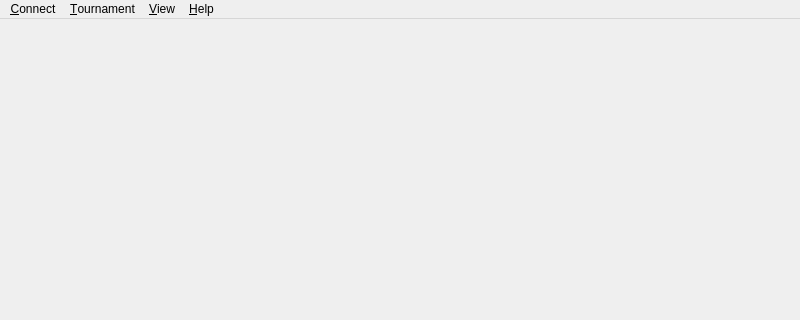
First picture: the form in TBQt/TBViewerMainWindow.ui, repository ryandrake08/td, before the edit; both pictures show x 0 to 800 and y 0 to 320 of the 800 by 600 pixel window.
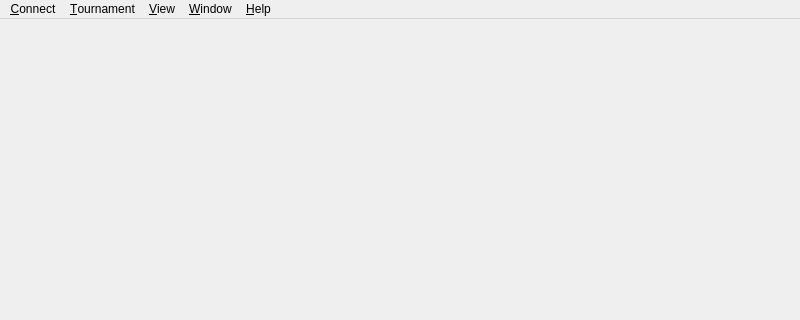
Second picture: the form after the edit. Icons and pictures are not drawn.

Commit message: Add Window and Help menus to both apps.

What changed in the file:
```diff
--- a/TBQt/TBViewerMainWindow.ui
+++ b/TBQt/TBViewerMainWindow.ui
@@ -61,6 +61,15 @@
     <addaction name="actionShowHideMainDisplay"/>
     <addaction name="actionShowHideSeatingChart"/>
    </widget>
+   <widget class="QMenu" name="menuWindow">
+    <property name="title">
+     <string>&amp;Window</string>
+    </property>
+    <addaction name="actionMinimize"/>
+    <addaction name="actionZoom"/>
+    <addaction name="separator"/>
+    <addaction name="actionBringAllToFront"/>
+   </widget>
    <widget class="QMenu" name="menuHelp">
     <property name="title">
      <string>&amp;Help</string>
@@ -70,6 +79,7 @@
    <addaction name="menuFile"/>
    <addaction name="menuTournament"/>
    <addaction name="menuView"/>
+   <addaction name="menuWindow"/>
    <addaction name="menuHelp"/>
   </widget>
   <action name="actionConnectToTournament">
```
Left out of the diff: 28 changed lines with no effect on the pictures. The commit also changes 3 other files.
